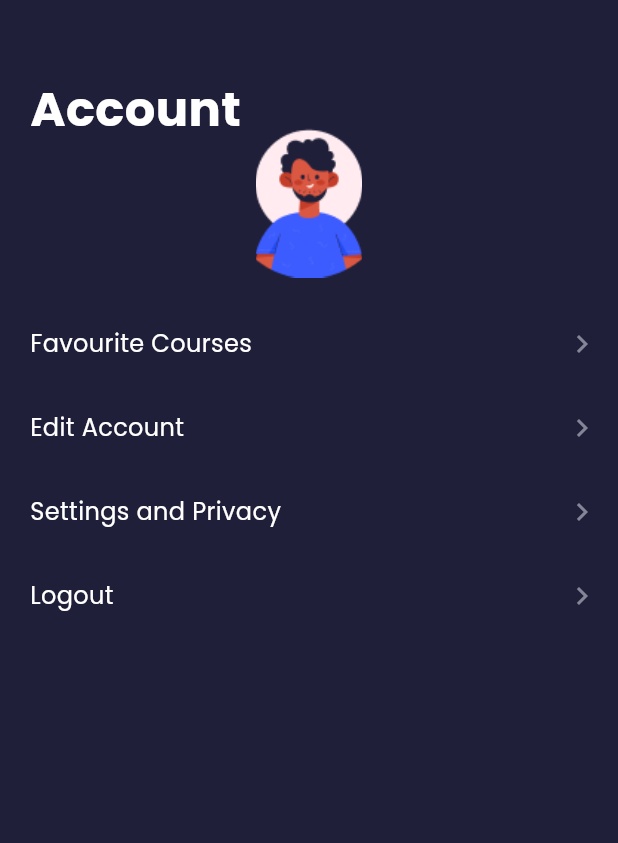
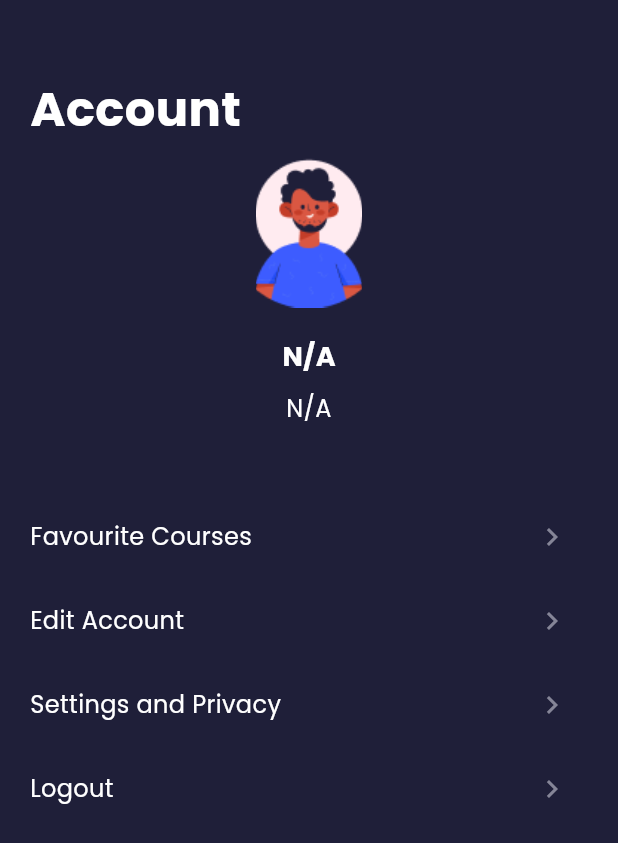
Before and after one commit to iabhinavrajput/stock-careers, a Flutter app: the ProfileScreen screen opened by its route, after a tap on the "chevron right" icon, on a phone screen of 412 x 824 dp. Shown: the top 843 px of the screen. Run offline on Flutter 3.47's test engine with Material 3 defaults, Android fonts, the phone set to English and light mode, and no system bars; our stand-ins replace animated_splash_screen, carousel_slider, firebase_core, firebase_messaging, flutter_bloc, flutter_html and 4 more; missing offline and left inert: flutter_pdfview, jwt_decode; accounts and stored records are empty; project files that could hold a hidden picture were left out.

Commit message:
profile data done

```diff
--- a/lib/presentation/screens/profile_screen.dart
+++ b/lib/presentation/screens/profile_screen.dart
@@ -1,6 +1,8 @@
 import 'package:flutter/material.dart';
+import 'package:flutter_secure_storage/flutter_secure_storage.dart';
 import 'package:stock_careers/data/services/auth_service.dart';
 import 'package:stock_careers/utils/constants/colors.dart';
+import 'package:jwt_decode/jwt_decode.dart';
 
 class ProfileScreen extends StatefulWidget {
   const ProfileScreen({super.key});
@@ -10,6 +12,27 @@ class ProfileScreen extends StatefulWidget {
 }
 
 class _ProfileScreenState extends State<ProfileScreen> {
+  String? token;
+  Map<String, dynamic>? decodedToken;
+
+  @override
+  void initState() {
+    super.initState();
+    _getToken();
+  }
+
+  Future<void> _getToken() async {
+    final storage = const FlutterSecureStorage();
+    final storedToken = await storage.read(key: 'access_token');
+    setState(() {
+      token = storedToken;
+      if (token != null) {
+        decodedToken = Jwt.parseJwt(token!); // Decode the token
+      }
+    });
+    print("Decoded Token in profile : $decodedToken");
+  }
+
   @override
   Widget build(BuildContext context) {
     return Scaffold(
@@ -35,17 +58,65 @@ class _ProfileScreenState extends State<ProfileScreen> {
           ),
         ),
       ),
-      body: Column(
+      body: SingleChildScrollView(
+        child: Padding(
+          padding: const EdgeInsets.all(20.0),
+          child: Column(
             children: [
-          Center(
-            child: Image.asset(
+              // Avatar with border and rounded corners
+              Image.asset(
                 'assets/images/avatar.png',
                 height: 100,
                 width: 100,
               ),
+              // CircleAvatar(
+              //   radius: 50,
+              //   backgroundImage: AssetImage('assets/images/avatar.png'),
+              //   backgroundColor: AppColors.background,
+              // ),
+              const SizedBox(height: 20),
+
+              // User details section without container
+              Column(
+                children: [
+                  // Username
+                  Text(
+                    '${decodedToken?['username'] ?? 'N/A'}',
+                    style: TextStyle(
+                      color: AppColors.white,
+                      fontSize: 18,
+                      fontWeight: FontWeight.bold,
                     ),
+                  ),
+                  const SizedBox(height: 10),
+
+                  // Email
+                  Text(
+                    '${decodedToken?['email'] ?? 'N/A'}',
+                    textAlign: TextAlign.center,
+                    style: TextStyle(
+                      color: AppColors.white,
+                      fontSize: 16,
+                    ),
+                  ),
+                  const SizedBox(height: 10),
+
+                  // Phone (optional)
+                  if (decodedToken?['phone'] != null && decodedToken!['phone'].isNotEmpty)
+                    Text(
+                      '${decodedToken!['phone']}',
+                      style: TextStyle(
+                        color: AppColors.white,
+                        fontSize: 16,
+                      ),
+                    ),
+                ],
+              ),
+              const SizedBox(height: 20),
+
+              // Additional settings options
               Padding(
-            padding: const EdgeInsets.only(top: 20, left: 20),
+                padding: const EdgeInsets.only(top: 20),
                 child: Column(
                   children: [
                     Row(
@@ -58,13 +129,9 @@ class _ProfileScreenState extends State<ProfileScreen> {
                             fontSize: 16,
                           ),
                         ),
-                    // const SizedBox(width: 10),
                         IconButton(
-                      icon: const Icon(Icons.chevron_right,
-                          color: AppColors.textGrey),
-                      onPressed: () {
-                        // Edit profile action
-                      },
+                          icon: const Icon(Icons.chevron_right, color: AppColors.textGrey),
+                          onPressed: () {},
                         ),
                       ],
                     ),
@@ -79,13 +146,9 @@ class _ProfileScreenState extends State<ProfileScreen> {
                             fontSize: 16,
                           ),
                         ),
-                    // const SizedBox(width: 10),
                         IconButton(
-                      icon: const Icon(Icons.chevron_right,
-                          color: AppColors.textGrey),
-                      onPressed: () {
-                        // Edit profile action
-                      },
+                          icon: const Icon(Icons.chevron_right, color: AppColors.textGrey),
+                          onPressed: () {},
                         ),
                       ],
                     ),
@@ -100,13 +163,9 @@ class _ProfileScreenState extends State<ProfileScreen> {
                             fontSize: 16,
                           ),
                         ),
-                    // const SizedBox(width: 10),
                         IconButton(
-                      icon: const Icon(Icons.chevron_right,
-                          color: AppColors.textGrey),
-                      onPressed: () {
-                        // Edit profile action
-                      },
+                          icon: const Icon(Icons.chevron_right, color: AppColors.textGrey),
+                          onPressed: () {},
                         ),
                       ],
                     ),
@@ -122,8 +181,7 @@ class _ProfileScreenState extends State<ProfileScreen> {
                           ),
                         ),
                         IconButton(
-                      icon: const Icon(Icons.chevron_right,
-                          color: AppColors.textGrey),
+                          icon: const Icon(Icons.chevron_right, color: AppColors.textGrey),
                           onPressed: () async {
                             // Logout action
                             final authService = AuthService();
@@ -141,6 +199,8 @@ class _ProfileScreenState extends State<ProfileScreen> {
               ),
             ],
           ),
+        ),
+      ),
     );
   }
 }
--- a/pubspec.yaml
+++ b/pubspec.yaml
@@ -51,6 +51,7 @@ dependencies:
   flutter_html: ^3.0.0
   flutter_pdfview: ^1.4.0+1
   syncfusion_flutter_pdfviewer: ^29.1.39
+  jwt_decode: ^0.3.1
 
 dev_dependencies:
   flutter_test:
```
Also changed, not shown: pubspec.lock. Lines whose indentation alone changed are shown as unchanged.
